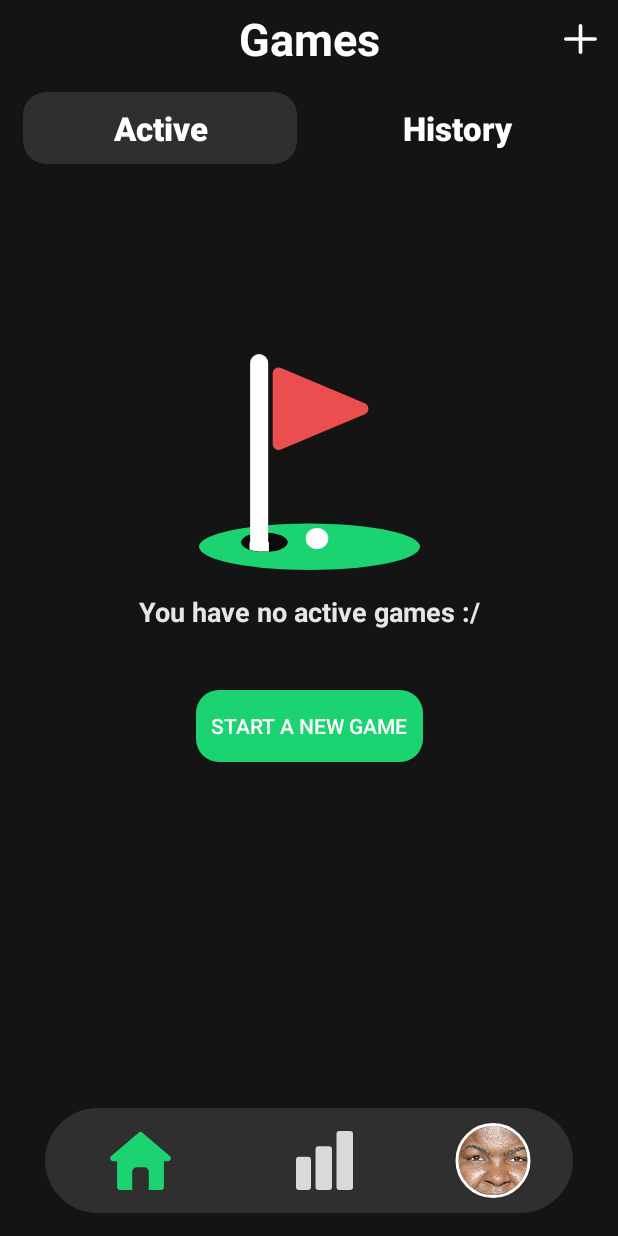
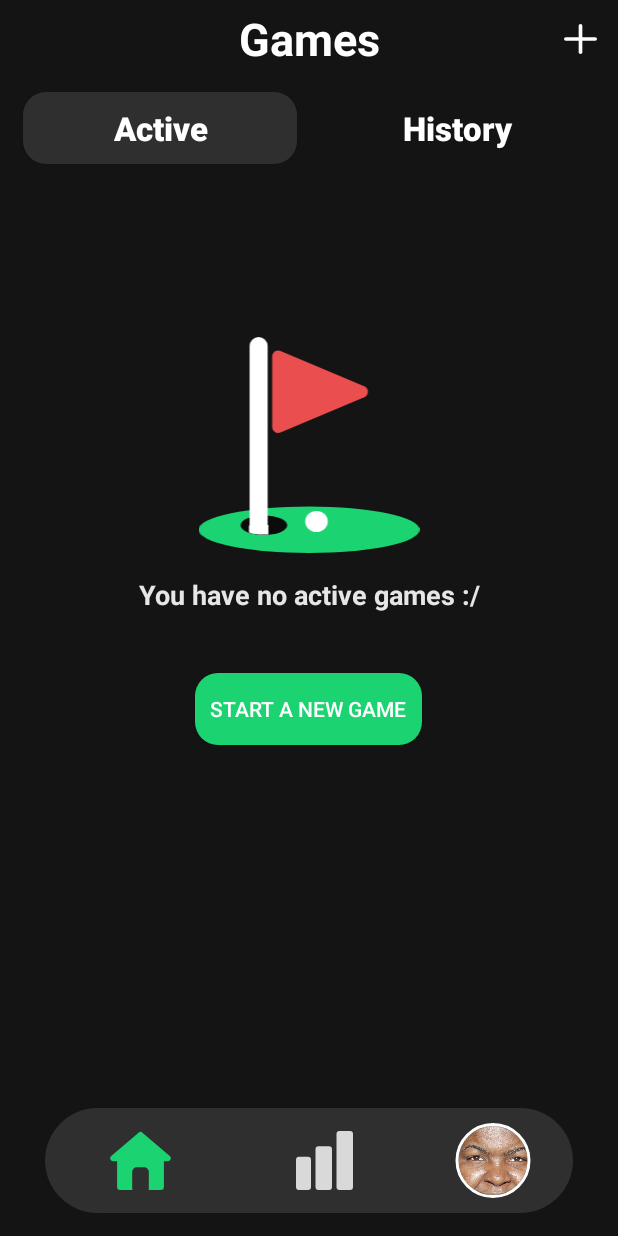
Before and after one commit to Jogira/Putt-Putt-Scorecard-Android-App, an Android app: the screen it shows after launch (MainActivity), on a phone screen of 412 x 824 dp. Run offline under Robolectric (Android 15) with nearby library versions, the phone set to English and light mode, and no system bars; our stand-ins replace CircleImageView.

```diff
--- a/app/src/main/res/layout/activity_main.xml
+++ b/app/src/main/res/layout/activity_main.xml
@@ -78,6 +78,48 @@
 
     </LinearLayout>
 
+    <LinearLayout
+        android:id="@+id/noGamesView"
+        android:layout_width="match_parent"
+        android:layout_height="wrap_content"
+        android:orientation="vertical"
+        android:visibility="visible"
+        app:layout_constraintBottom_toBottomOf="parent"
+        app:layout_constraintEnd_toEndOf="parent"
+        app:layout_constraintStart_toStartOf="parent"
+        app:layout_constraintTop_toBottomOf="@+id/gamesView"
+        app:layout_constraintVertical_bias="0.26">
+
+        <ImageView
+            android:id="@+id/puttPointsLogo"
+            android:layout_width="match_parent"
+            android:layout_height="wrap_content"
+            app:srcCompat="@drawable/putt_points_logo" />
+
+        <TextView
+            android:id="@+id/noGamesText"
+            android:layout_width="match_parent"
+            android:layout_height="wrap_content"
+            android:layout_marginTop="15dp"
+            android:text="You have no active games :/"
+            android:textAlignment="center"
+            android:textColor="#E6E6E6"
+            android:textSize="18sp"
+            android:textStyle="bold" />
+
+        <Button
+            android:id="@+id/startANewGameButton"
+            android:layout_width="wrap_content"
+            android:layout_height="wrap_content"
+            android:layout_gravity="center_horizontal"
+            android:layout_marginTop="40dp"
+            android:background="@drawable/rounded_background"
+            android:paddingStart="10dp"
+            android:paddingEnd="10dp"
+            android:text="Start a new game"
+            android:textColor="#FFFFFF" />
+    </LinearLayout>
+
     <ScrollView
         android:id="@+id/gamesScrollView"
         android:layout_width="406dp"
@@ -93,41 +135,6 @@
             android:layout_height="wrap_content"
             android:orientation="vertical" >
 
-            <LinearLayout
-                android:layout_width="match_parent"
-                android:layout_height="match_parent"
-                android:orientation="vertical">
-
-                <ImageView
-                    android:id="@+id/imageView2"
-                    android:layout_width="match_parent"
-                    android:layout_height="wrap_content"
-                    android:layout_marginTop="70dp"
-                    app:srcCompat="@drawable/putt_points_logo" />
-
-                <TextView
-                    android:id="@+id/textView2"
-                    android:layout_width="match_parent"
-                    android:layout_height="wrap_content"
-                    android:layout_marginTop="15dp"
-                    android:text="You have no active games :/"
-                    android:textAlignment="center"
-                    android:textColor="#E6E6E6"
-                    android:textSize="18sp"
-                    android:textStyle="bold" />
-
-                <Button
-                    android:id="@+id/button5"
-                    android:layout_width="wrap_content"
-                    android:layout_height="wrap_content"
-                    android:layout_gravity="center_horizontal"
-                    android:layout_marginTop="40dp"
-                    android:background="@drawable/rounded_background"
-                    android:paddingStart="10dp"
-                    android:paddingEnd="10dp"
-                    android:text="Start a new game"
-                    android:textColor="#FFFFFF" />
-            </LinearLayout>
         </LinearLayout>
     </ScrollView>
 
```
Also changed, not shown: app/src/main/res/layout/activity_settings.xml (added, +53 -0 lines), app/src/main/res/layout/activity_stats.xml (added, +54 -0 lines).
